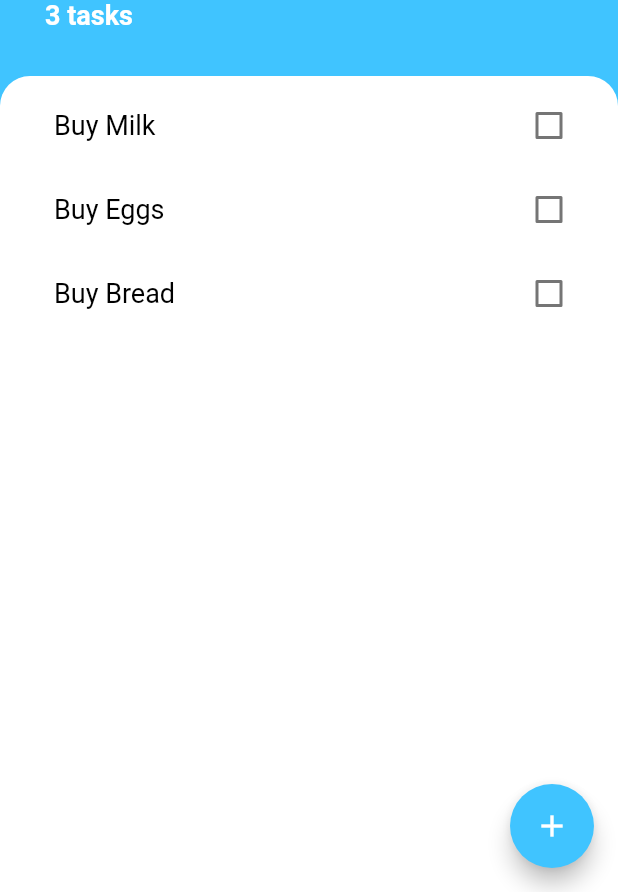
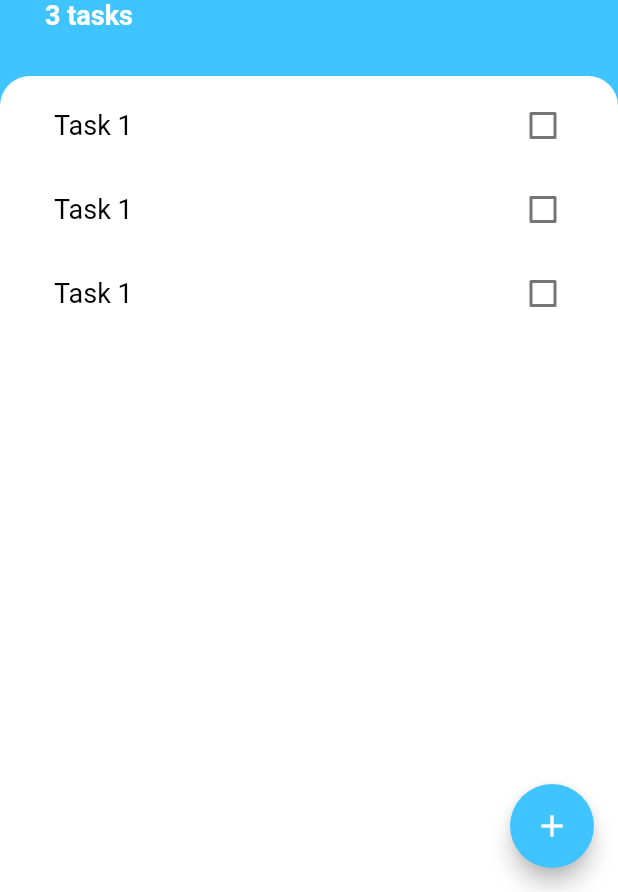
Before and after one commit to szamotine/ToDoList_flutter, a Flutter app: the screen it shows after launch, on a phone screen of 412 x 824 dp, the part 344-1236 px from its top. Run offline on Flutter 3.47's test engine with Material 2 defaults, Android fonts, the phone set to English and light mode, and no system bars.

Commit message:
Refactored code to match tutorial

```diff
--- a/lib/components/task.dart
+++ b/lib/components/task.dart
@@ -1,6 +1,36 @@
 class Task {
   final String taskTitle;
-  late bool isDone;
+  late bool isChecked;
 
-  Task({required this.taskTitle, this.isDone = false});
+  Task({required this.taskTitle, this.isChecked = false});
+
+  @override
+  bool operator ==(Object other) {
+    Task temp;
+    if (other is Task) {
+      temp = other;
+    } else {
+      return false;
+    }
+    return this.taskTitle == temp.taskTitle && this.isChecked == temp.taskTitle;
+  }
+
+  @override
+  String toString() {
+    return this.taskTitle;
+  }
 }
+
+class ListOfTasks {
+  late List<Task> taskList = [];
+
+  void add(Task task) => taskList.add(task);
+  void clear() => taskList.clear();
+
+  void removeChecked() => {
+        for (var task in taskList)
+          {
+            if (task.isChecked) {taskList.remove(task)}
+          }
+      };
+}
--- a/lib/custom_widgets/task_list.dart
+++ /dev/null
@@ -1,37 +0,0 @@
-import 'package:flutter/material.dart';
-
-import '../components/constants.dart';
-import '../components/task.dart';
-
-class TaskList extends StatefulWidget {
-  TaskList({super.key, required this.taskList});
-
-  late List<Task> taskList;
-
-  @override
-  State<TaskList> createState() => _TaskListState();
-}
-
-class _TaskListState extends State<TaskList> {
-  @override
-  Widget build(BuildContext context) {
-    return ListView.builder(
-        itemCount: widget.taskList.length,
-        itemBuilder: (BuildContext buildContext, int index) {
-          return CheckboxListTile(
-            title: Text(
-              widget.taskList[index].taskTitle,
-              style: widget.taskList[index].isDone ? kTaskListStrikeThroughTextStyle : kTaskListTextStyle,
-            ),
-            value: widget.taskList[index].isDone,
-            onChanged: (bool? value) {
-              if (value != null) {
-                setState(() {
-                  widget.taskList[index].isDone = value;
-                });
-              }
-            },
-          );
-        });
-  }
-}
--- /dev/null
+++ b/lib/custom_widgets/tasks_list.dart
@@ -0,0 +1,71 @@
+import 'package:flutter/material.dart';
+
+import '../components/constants.dart';
+
+class TasksList extends StatelessWidget {
+  const TasksList({
+    super.key,
+  });
+
+  @override
+  Widget build(BuildContext context) {
+    return ListView(
+      children: [
+        TaskTile(),
+        TaskTile(),
+        TaskTile(),
+      ],
+    );
+  }
+}
+
+class TaskTile extends StatefulWidget {
+  const TaskTile({super.key});
+
+  @override
+  State<TaskTile> createState() => _TaskTileState();
+}
+
+class _TaskTileState extends State<TaskTile> {
+  bool isChecked = false;
+
+  dynamic checkboxCallBack(bool? checkboxState) {
+    setState(() {
+      isChecked = checkboxState!;
+    });
+  }
+
+  @override
+  Widget build(BuildContext context) {
+    return ListTile(
+      title: Text(
+        'Task 1',
+        style: isChecked ? kTaskListStrikeThroughTextStyle : kTaskListTextStyle,
+      ),
+      trailing: TaskCheckBox(
+        checkBoxState: isChecked,
+        toggleCheckBoxState: checkboxCallBack,
+      ),
+    );
+  }
+}
+
+class TaskCheckBox extends StatelessWidget {
+  const TaskCheckBox({
+    super.key,
+    required this.checkBoxState,
+    required this.toggleCheckBoxState,
+  });
+
+  final bool checkBoxState;
+  final Function(bool?) toggleCheckBoxState;
+
+  @override
+  Widget build(BuildContext context) {
+    return Checkbox(
+      activeColor: Colors.lightBlueAccent,
+      value: checkBoxState,
+      onChanged: toggleCheckBoxState,
+    );
+  }
+}
--- a/lib/main.dart
+++ b/lib/main.dart
@@ -12,22 +12,18 @@ class MyApp extends StatelessWidget {
 
   @override
   Widget build(BuildContext context) {
-    List<Task> taskList = [];
-    taskList.add(
-      Task(taskTitle: 'Buy Milk'),
-    );
-    taskList.add(
-      Task(
-        taskTitle: 'Buy Eggs',
-      ),
-    );
-    taskList.add(
-      Task(taskTitle: 'Buy Bread'),
-    );
+    Task task1 = Task(taskTitle: 'Buy Milk');
+    Task task2 = Task(taskTitle: 'Buy Eggs');
+    Task task3 = Task(taskTitle: 'Buy Bread', isChecked: true);
+
+    ListOfTasks listOfTasks = ListOfTasks();
+    listOfTasks.taskList.add(task1);
+    listOfTasks.taskList.add(task2);
+    listOfTasks.taskList.add(task3);
 
     return MaterialApp(
       home: TaskScreen(
-        taskList: taskList,
+        listOfTasks: listOfTasks,
       ),
     );
   }
--- a/lib/screens/add_task_screen.dart
+++ b/lib/screens/add_task_screen.dart
@@ -4,20 +4,18 @@ import '../components/constants.dart';
 import '../components/task.dart';
 
 class AddTaskScreen extends StatelessWidget {
-  AddTaskScreen({super.key, required this.taskList});
+  const AddTaskScreen({super.key, required this.listOfTasks});
 
-  late List<Task> taskList;
+  final ListOfTasks listOfTasks;
 
   @override
   Widget build(BuildContext context) {
     String taskToAdd = '';
 
     return Container(
-      // height: 400,
       color: Color(0xff757575),
       child: Container(
         padding: EdgeInsets.all(20),
-        // height: 200,
         decoration: BoxDecoration(
           color: Colors.white,
           borderRadius: BorderRadius.vertical(
@@ -37,6 +35,7 @@ class AddTaskScreen extends StatelessWidget {
                 taskToAdd = value;
               },
               autofocus: true,
+              textCapitalization: TextCapitalization.words,
               textAlign: TextAlign.center,
               decoration: InputDecoration(
                 hintText: 'Add task here',
@@ -53,9 +52,8 @@ class AddTaskScreen extends StatelessWidget {
             ),
             ElevatedButton(
               onPressed: () {
-                Task task = Task(taskTitle: taskToAdd);
-                taskList.add(task);
-                print('added ${task.taskTitle} to list');
+                final Task task = Task(taskTitle: taskToAdd);
+                listOfTasks.taskList.add(task);
               },
               child: Text('Add'),
             ),
--- a/lib/screens/task_screen.dart
+++ b/lib/screens/task_screen.dart
@@ -3,12 +3,12 @@ import 'package:to_do_list/screens/add_task_screen.dart';
 
 import '../components/constants.dart';
 import '../components/task.dart';
-import '../custom_widgets/task_list.dart';
+import '../custom_widgets/tasks_list.dart';
 
 class TaskScreen extends StatelessWidget {
-  TaskScreen({super.key, required this.taskList});
+  const TaskScreen({super.key, required this.listOfTasks});
 
-  late List<Task> taskList;
+  final ListOfTasks listOfTasks;
 
   @override
   Widget build(BuildContext context) {
@@ -22,7 +22,7 @@ class TaskScreen extends StatelessWidget {
               child: Container(
                 padding: EdgeInsets.only(bottom: MediaQuery.of(context).viewInsets.bottom),
                 child: AddTaskScreen(
-                  taskList: taskList,
+                  listOfTasks: listOfTasks,
                 ),
               ),
             ),
@@ -58,7 +58,7 @@ class TaskScreen extends StatelessWidget {
                     style: kToDoTitleTextStyle,
                   ),
                   Text(
-                    '${taskList.length} tasks',
+                    '${listOfTasks.taskList.length} tasks',
                     style: kToDoSubTitleTextStyle,
                   ),
                 ],
@@ -73,9 +73,7 @@ class TaskScreen extends StatelessWidget {
                 ),
                 child: Padding(
                   padding: const EdgeInsets.fromLTRB(20, 5, 10, 5),
-                  child: TaskList(
-                    taskList: taskList,
-                  ),
+                  child: TasksList(),
                 ),
               ),
             )
```
